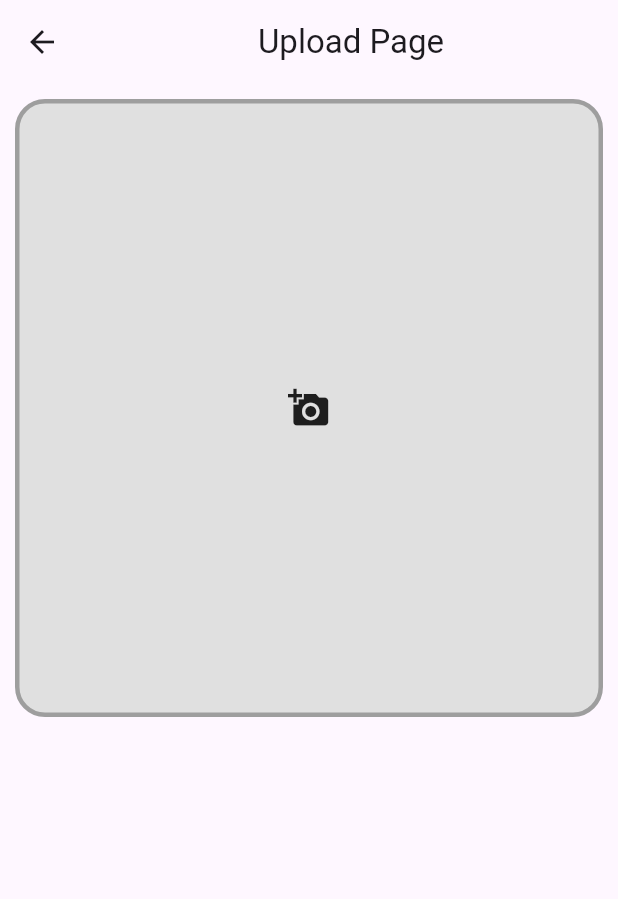
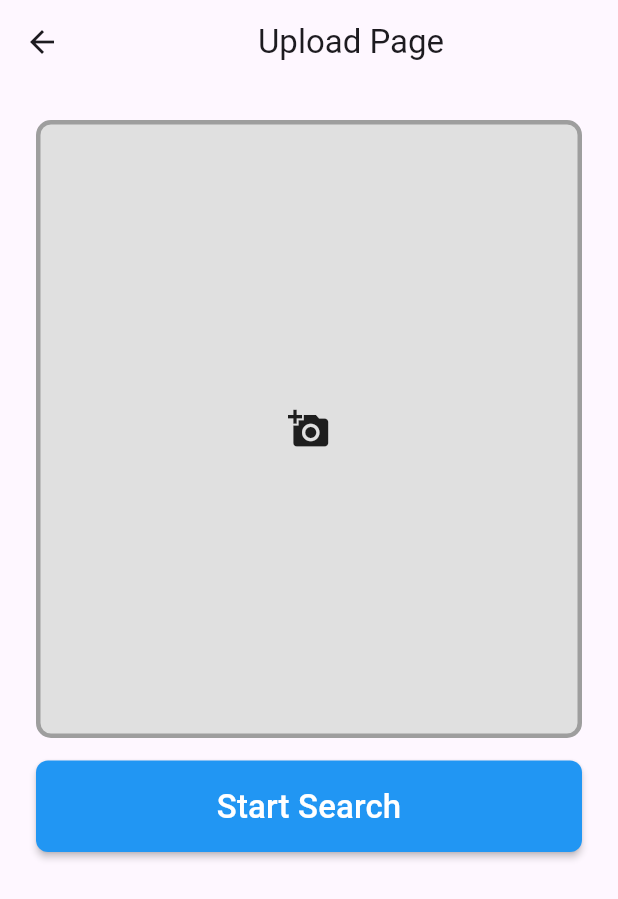
Before and after one commit to Ali-Hadi-Saker/Scout-AI-Flutter, a Flutter app: the UploadItemScreen screen opened by its route, on a phone screen of 412 x 824 dp. Shown: the top 899 px of the screen. Run offline on Flutter 3.47's test engine with Material 3 defaults, Android fonts, the phone set to English and light mode, and no system bars.

Commit message:
added search item button

```diff
--- a/scout_ai/lib/screens/uploadItem.dart
+++ b/scout_ai/lib/screens/uploadItem.dart
@@ -1,4 +1,5 @@
 import 'package:flutter/material.dart';
+import 'package:scout_ai/widgets/button.dart';
 
 class UploadItemScreen extends StatefulWidget {
   const UploadItemScreen({super.key});
@@ -19,14 +20,14 @@ class _UploadItemScreenState extends State<UploadItemScreen> {
             title: Center(child: Text("Upload Page")),
       ),
       body: Padding(
-        padding: const EdgeInsets.all(10),
+        padding: const EdgeInsets.all(24),
         child: Column(
           children: [
             Container(
               height: MediaQuery.of(context).size.width,
               width: MediaQuery.of(context).size.width,
               decoration: BoxDecoration(
-                borderRadius: BorderRadius.circular(20),
+                borderRadius: BorderRadius.circular(10),
                 color: Colors.grey[300],
                 border: Border.all(color: Colors.grey, width: 3)
               ),
@@ -35,7 +36,11 @@ class _UploadItemScreenState extends State<UploadItemScreen> {
 
               ),
 
-            )
+            ),
+            SizedBox(height: 15,),
+            CustomizedButton(
+              text: "Start Search",
+              onPressed: ()=>{})
           ],
         ),
       ),
```
